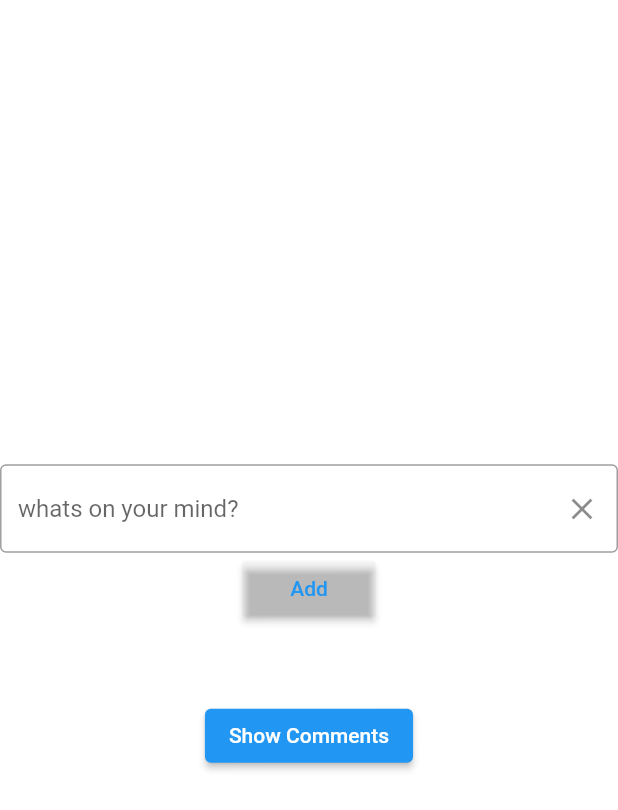
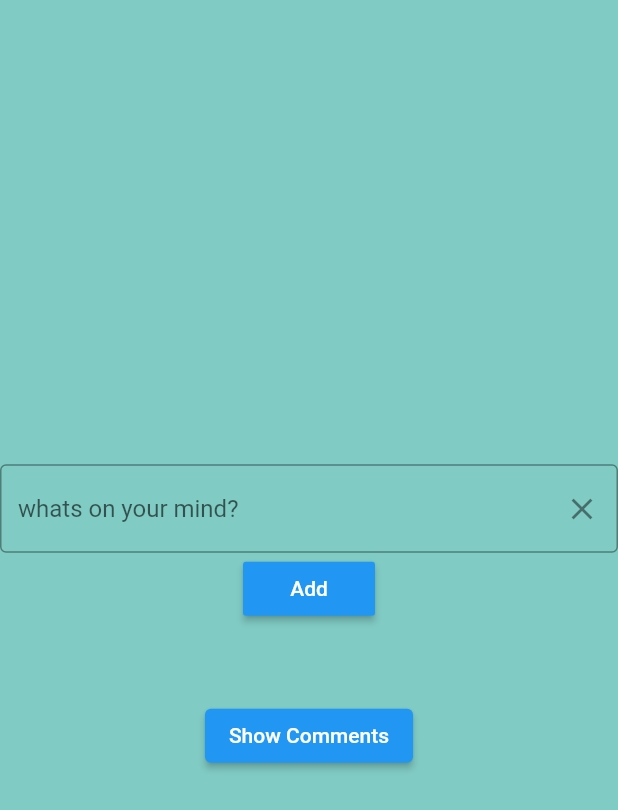
Before and after one commit to Pankaj1662005/Travel, a Flutter app: the MyCom screen opened by its route, on a phone screen of 412 x 824 dp. Shown: the top 810 px of the screen. Run offline on Flutter 3.47's test engine with Material 2 defaults, Android fonts, the phone set to English and light mode, and no system bars; our stand-ins replace flutter_advanced_drawer, flutter_zoom_drawer, google_nav_bar, like_button.

Commit message:
version 2.2.2

```diff
--- a/lib/screens/com.dart
+++ b/lib/screens/com.dart
@@ -1,9 +1,10 @@
 import 'package:flutter/material.dart';
 int i = 0;
 int top = 1;
-List<String> myList = ['This was the best day of my life believe me',
-  'Hello guys i want to tell you that this is the best place in India',
-  'i got fascinated by this sight   '];
+List<String> myList = ['1) This was the best day of my life believe me',
+  '2) Hello guys i want to tell you that this is the best place in India',
+  '3) This is awesome place i got so much fascinated by this sight ',
+];
 class MyCom extends StatefulWidget {
   const MyCom({Key? key}) : super(key: key);
 
@@ -29,7 +30,7 @@ class _MyComState extends State<MyCom> {
   @override
   Widget build(BuildContext context) {
     return Scaffold(
-        backgroundColor: Colors.white,
+        backgroundColor: Colors.teal[200],
         body:Column(
           mainAxisAlignment: MainAxisAlignment.center,
           children:[
@@ -61,6 +62,7 @@ class _MyComState extends State<MyCom> {
               onPressed: () {
                 setState(() {
                   userPost = _textController.text;
+
                 });
                 copy();
 
@@ -69,10 +71,10 @@ class _MyComState extends State<MyCom> {
                 //   Navigator.pushNamed(context, 'animalresult');
                 // }
               },
-              color: Colors.transparent,
+              color: Colors.blue,
               child: Text('Add',
                   style: TextStyle(
-                    color: Colors.blue,
+                    color: Colors.white,
                   )),
             ),
             SizedBox(
@@ -84,7 +86,11 @@ class _MyComState extends State<MyCom> {
                 ),
                 onPressed:(){
                   Navigator.pushNamed(context,'comishere');
-                }
+                },
+              style:ElevatedButton.styleFrom(
+                backgroundColor:Colors.blue,
+              ),
+
             )
           ],
         )
--- a/lib/screens/comishere.dart
+++ b/lib/screens/comishere.dart
@@ -32,7 +32,7 @@ class _JeetState extends State<Jeet> {
               Container(
                 decoration: BoxDecoration(
                   image: DecorationImage(
-                    image: AssetImage('assets/back.jpg'),
+                    image: AssetImage('images/wall.jpg'),
                     fit: BoxFit.fill,
                   ),
                 ),
```
Also changed, not shown: images/wall.jpg (added), images/wall2.jpeg (added).
